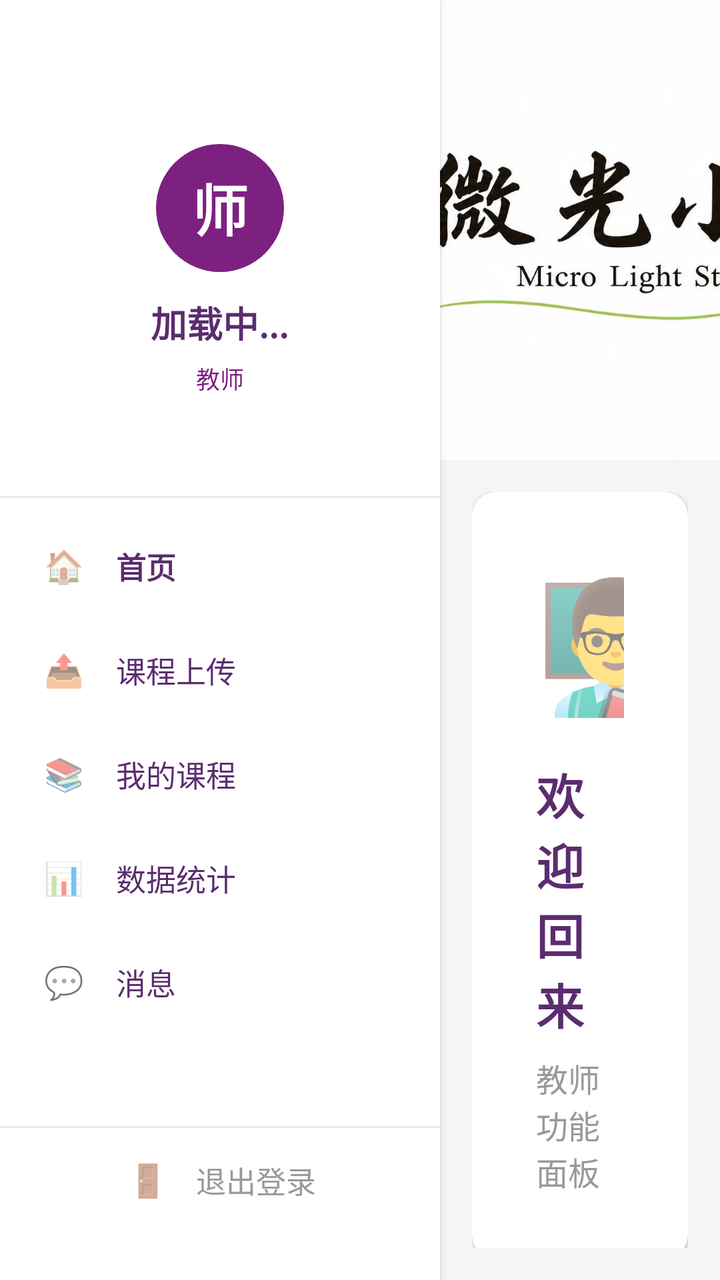
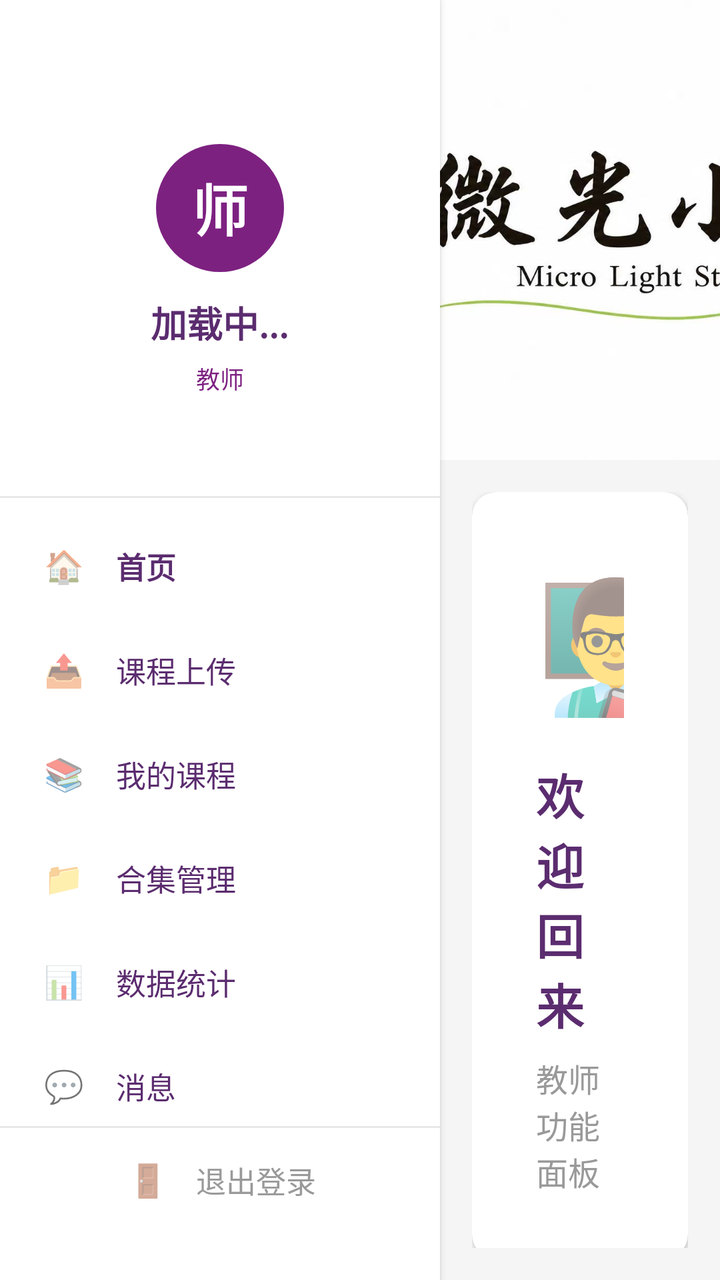

An Android layout rendered at two revisions. The XML below is the earlier revision; the diff shows what the commit changed to produce the second picture.
<!-- AndroidManifest.xml: activity theme Theme.StudyApp -->
<!-- res/layout/activity_teacher.xml -->
<?xml version="1.0" encoding="utf-8"?>
<LinearLayout xmlns:android="http://schemas.android.com/apk/res/android"
    xmlns:app="http://schemas.android.com/apk/res-auto"
    xmlns:tools="http://schemas.android.com/tools"
    android:layout_width="match_parent"
    android:layout_height="match_parent"
    android:orientation="horizontal"
    tools:context=".TeacherActivity">

    
    <LinearLayout
        android:id="@+id/sidebar"
        android:layout_width="220dp"
        android:layout_height="match_parent"
        android:orientation="vertical"
        android:background="@color/white"
        android:paddingTop="48dp"
        android:paddingBottom="24dp"
        android:elevation="2dp">

        
        <LinearLayout
            android:layout_width="match_parent"
            android:layout_height="wrap_content"
            android:orientation="vertical"
            android:gravity="center"
            android:padding="24dp"
            android:layout_marginBottom="24dp">

            <FrameLayout
                android:id="@+id/avatarFrame"
                android:layout_width="64dp"
                android:layout_height="64dp"
                android:layout_marginBottom="12dp"
                android:clickable="true"
                android:focusable="true"
                android:background="?attr/selectableItemBackground">

                <TextView
                    android:id="@+id/userAvatarText"
                    android:layout_width="64dp"
                    android:layout_height="64dp"
                    android:text="师"
                    android:textSize="28sp"
                    android:textColor="@color/white"
                    android:textStyle="bold"
                    android:gravity="center"
                    android:background="@drawable/circle_avatar"
                    android:backgroundTint="@color/tsinghua_purple"
                    android:visibility="visible" />

                <ImageView
                    android:id="@+id/userAvatarImage"
                    android:layout_width="64dp"
                    android:layout_height="64dp"
                    android:scaleType="centerCrop"
                    android:visibility="gone" />

            </FrameLayout>

            <TextView
                android:id="@+id/sidebarUsername"
                android:layout_width="wrap_content"
                android:layout_height="wrap_content"
                android:text="加载中..."
                android:textSize="18sp"
                android:textStyle="bold"
                android:textColor="@color/tsinghua_purple_dark" />

            <TextView
                android:id="@+id/sidebarRole"
                android:layout_width="wrap_content"
                android:layout_height="wrap_content"
                android:text="教师"
                android:textSize="12sp"
                android:textColor="@color/tsinghua_purple"
                android:layout_marginTop="4dp"
                android:paddingHorizontal="12dp"
                android:paddingVertical="2dp" />

        </LinearLayout>

        <View
            android:layout_width="match_parent"
            android:layout_height="1dp"
            android:background="#E8E8E8" />

        
        <LinearLayout
            android:id="@+id/menuContainer"
            android:layout_width="match_parent"
            android:layout_height="0dp"
            android:layout_weight="1"
            android:orientation="vertical"
            android:paddingTop="8dp">

            
            <LinearLayout
                android:id="@+id/navHome"
                android:layout_width="match_parent"
                android:layout_height="52dp"
                android:orientation="horizontal"
                android:gravity="center_vertical"
                android:paddingHorizontal="20dp"
                android:background="@drawable/sidebar_item_selector"
                android:clickable="true"
                android:focusable="true">

                <TextView
                    android:layout_width="24dp"
                    android:layout_height="24dp"
                    android:text="🏠"
                    android:textSize="16sp"
                    android:gravity="center" />

                <TextView
                    android:layout_width="wrap_content"
                    android:layout_height="wrap_content"
                    android:text="首页"
                    android:textSize="15sp"
                    android:textColor="@color/tsinghua_purple_dark"
                    android:textStyle="bold"
                    android:layout_marginStart="14dp" />

            </LinearLayout>

            
            <LinearLayout
                android:id="@+id/navUploadCourse"
                android:layout_width="match_parent"
                android:layout_height="52dp"
                android:orientation="horizontal"
                android:gravity="center_vertical"
                android:paddingHorizontal="20dp"
                android:background="@drawable/sidebar_item_selector"
                android:clickable="true"
                android:focusable="true">

                <TextView
                    android:layout_width="24dp"
                    android:layout_height="24dp"
                    android:text="📤"
                    android:textSize="16sp"
                    android:gravity="center" />

                <TextView
                    android:layout_width="wrap_content"
                    android:layout_height="wrap_content"
                    android:text="课程上传"
                    android:textSize="15sp"
                    android:textColor="@color/tsinghua_purple_dark"
                    android:layout_marginStart="14dp" />

            </LinearLayout>

            
            <LinearLayout
                android:id="@+id/navMyCourses"
                android:layout_width="match_parent"
                android:layout_height="52dp"
                android:orientation="horizontal"
                android:gravity="center_vertical"
                android:paddingHorizontal="20dp"
                android:background="@drawable/sidebar_item_selector"
                android:clickable="true"
                android:focusable="true">

                <TextView
                    android:layout_width="24dp"
                    android:layout_height="24dp"
                    android:text="📚"
                    android:textSize="16sp"
                    android:gravity="center" />

                <TextView
                    android:layout_width="wrap_content"
                    android:layout_height="wrap_content"
                    android:text="我的课程"
                    android:textSize="15sp"
                    android:textColor="@color/tsinghua_purple_dark"
                    android:layout_marginStart="14dp" />

            </LinearLayout>

            
            <LinearLayout
                android:id="@+id/navStatistics"
                android:layout_width="match_parent"
                android:layout_height="52dp"
                android:orientation="horizontal"
                android:gravity="center_vertical"
                android:paddingHorizontal="20dp"
                android:background="@drawable/sidebar_item_selector"
                android:clickable="true"
                android:focusable="true">

                <TextView
                    android:layout_width="24dp"
                    android:layout_height="24dp"
                    android:text="📊"
                    android:textSize="16sp"
                    android:gravity="center" />

                <TextView
                    android:layout_width="wrap_content"
                    android:layout_height="wrap_content"
                    android:text="数据统计"
                    android:textSize="15sp"
                    android:textColor="@color/tsinghua_purple_dark"
                    android:layout_marginStart="14dp" />

            </LinearLayout>

            
            <LinearLayout
                android:id="@+id/navMessage"
                android:layout_width="match_parent"
                android:layout_height="52dp"
                android:orientation="horizontal"
                android:gravity="center_vertical"
                android:paddingHorizontal="20dp"
                android:background="@drawable/sidebar_item_selector"
                android:clickable="true"
                android:focusable="true">

                <TextView
                    android:layout_width="24dp"
                    android:layout_height="24dp"
                    android:text="💬"
                    android:textSize="16sp"
                    android:gravity="center" />

                <TextView
                    android:layout_width="wrap_content"
                    android:layout_height="wrap_content"
                    android:text="消息"
                    android:textSize="15sp"
                    android:textColor="@color/tsinghua_purple_dark"
                    android:layout_marginStart="14dp" />

            </LinearLayout>

        </LinearLayout>

        
        <View
            android:layout_width="match_parent"
            android:layout_height="1dp"
            android:background="#E8E8E8" />

        <LinearLayout
            android:id="@+id/navLogout"
            android:layout_width="match_parent"
            android:layout_height="52dp"
            android:orientation="horizontal"
            android:gravity="center"
            android:paddingHorizontal="20dp"
            android:clickable="true"
            android:focusable="true">

            <TextView
                android:layout_width="24dp"
                android:layout_height="24dp"
                android:text="🚪"
                android:textSize="16sp"
                android:gravity="center" />

            <TextView
                android:layout_width="wrap_content"
                android:layout_height="wrap_content"
                android:text="退出登录"
                android:textSize="15sp"
                android:textColor="#999999"
                android:layout_marginStart="12dp" />

        </LinearLayout>

    </LinearLayout>

    
    <LinearLayout
        android:id="@+id/mainContent"
        android:layout_width="0dp"
        android:layout_height="match_parent"
        android:layout_weight="1"
        android:orientation="vertical"
        android:background="#F5F5F5">

        
        <ImageView
            android:layout_width="match_parent"
            android:layout_height="230dp"
            android:src="@drawable/header_bg"
            android:scaleType="centerCrop"
            android:contentDescription="顶部标题" />

        
        <androidx.core.widget.NestedScrollView
            android:id="@+id/homeContent"
            android:layout_width="match_parent"
            android:layout_height="match_parent"
            android:fillViewport="true"
            android:padding="16dp"
            android:visibility="visible">

            <LinearLayout
                android:layout_width="match_parent"
                android:layout_height="wrap_content"
                android:orientation="vertical">

                
                <androidx.cardview.widget.CardView
                    android:layout_width="match_parent"
                    android:layout_height="wrap_content"
                    app:cardCornerRadius="12dp"
                    app:cardElevation="2dp"
                    app:cardBackgroundColor="@color/white"
                    android:layout_marginBottom="16dp">

                    <LinearLayout
                        android:layout_width="match_parent"
                        android:layout_height="wrap_content"
                        android:orientation="vertical"
                        android:gravity="center"
                        android:padding="32dp">

                        <TextView
                            android:id="@+id/welcomeIcon"
                            android:layout_width="wrap_content"
                            android:layout_height="wrap_content"
                            android:text="👨‍🏫"
                            android:textSize="64sp"
                            android:layout_marginBottom="16dp" />

                        <TextView
                            android:id="@+id/welcomeTitle"
                            android:layout_width="wrap_content"
                            android:layout_height="wrap_content"
                            android:text="欢迎回来"
                            android:textSize="24sp"
                            android:textStyle="bold"
                            android:textColor="@color/tsinghua_purple_dark" />

                        <TextView
                            android:id="@+id/welcomeSubtitle"
                            android:layout_width="wrap_content"
                            android:layout_height="wrap_content"
                            android:text="教师功能面板"
                            android:textSize="16sp"
                            android:textColor="#999999"
                            android:layout_marginTop="8dp" />

                    </LinearLayout>

                </androidx.cardview.widget.CardView>

                
                <androidx.cardview.widget.CardView
                    android:layout_width="match_parent"
                    android:layout_height="wrap_content"
                    app:cardCornerRadius="12dp"
                    app:cardElevation="2dp"
                    app:cardBackgroundColor="@color/white"
                    android:layout_marginBottom="16dp">

                    <LinearLayout
                        android:layout_width="match_parent"
                        android:layout_height="wrap_content"
                        android:orientation="vertical"
                        android:padding="20dp">

                        <TextView
                            android:layout_width="wrap_content"
                            android:layout_height="wrap_content"
                            android:text="⚡ 快捷功能"
                            android:textSize="16sp"
                            android:textStyle="bold"
                            android:textColor="@color/tsinghua_purple_dark"
                            android:layout_marginBottom="16dp" />

                        
                        <LinearLayout
                            android:id="@+id/quickUpload"
                            android:layout_width="match_parent"
                            android:layout_height="56dp"
                            android:orientation="horizontal"
                            android:gravity="center_vertical"
                            android:paddingHorizontal="16dp"
                            android:background="#F8F8F8"
                            android:clickable="true"
                            android:focusable="true">

                            <TextView
                                android:layout_width="36dp"
                                android:layout_height="36dp"
                                android:text="📤"
                                android:textSize="20sp"
                                android:gravity="center" />

                            <LinearLayout
                                android:layout_width="0dp"
                                android:layout_height="wrap_content"
                                android:layout_weight="1"
                                android:orientation="vertical"
                                android:paddingStart="12dp">

                                <TextView
                                    android:layout_width="wrap_content"
                                    android:layout_height="wrap_content"
                                    android:text="课程上传"
                                    android:textSize="15sp"
                                    android:textStyle="bold"
                                    android:textColor="@color/tsinghua_purple_dark" />

                                <TextView
                                    android:layout_width="wrap_content"
                                    android:layout_height="wrap_content"
                                    android:text="上传和管理课程视频"
                                    android:textSize="12sp"
                                    android:textColor="#999999" />

                            </LinearLayout>

                            <TextView
                                android:layout_width="24dp"
                                android:layout_height="24dp"
                                android:text="›"
                                android:textSize="20sp"
                                android:textColor="#999999" />

                        </LinearLayout>

                        <View
                            android:layout_width="match_parent"
                            android:layout_height="1dp"
                            android:background="#E8E8E8"
                            android:layout_marginVertical="8dp" />

                        
                        <LinearLayout
                            android:id="@+id/quickStats"
                            android:layout_width="match_parent"
                            android:layout_height="56dp"
                            android:orientation="horizontal"
                            android:gravity="center_vertical"
                            android:paddingHorizontal="16dp"
                            android:background="#F8F8F8"
                            android:clickable="true"
                            android:focusable="true">

                            <TextView
                                android:layout_width="36dp"
                                android:layout_height="36dp"
                                android:text="📊"
                                android:textSize="20sp"
                                android:gravity="center" />

                            <LinearLayout
                                android:layout_width="0dp"
                                android:layout_height="wrap_content"
                                android:layout_weight="1"
                                android:orientation="vertical"
                                android:paddingStart="12dp">

                                <TextView
                                    android:layout_width="wrap_content"
                                    android:layout_height="wrap_content"
                                    android:text="数据统计"
                                    android:textSize="15sp"
                                    android:textStyle="bold"
                                    android:textColor="@color/tsinghua_purple_dark" />

                                <TextView
                                    android:layout_width="wrap_content"
                                    android:layout_height="wrap_content"
                                    android:text="查看学生学习数据"
                                    android:textSize="12sp"
                                    android:textColor="#999999" />

                            </LinearLayout>

                            <TextView
                                android:layout_width="24dp"
                                android:layout_height="24dp"
                                android:text="›"
                                android:textSize="20sp"
                                android:textColor="#999999" />

                        </LinearLayout>

                    </LinearLayout>

                </androidx.cardview.widget.CardView>

                
                <androidx.cardview.widget.CardView
                    android:layout_width="match_parent"
                    android:layout_height="wrap_content"
                    app:cardCornerRadius="12dp"
                    app:cardElevation="2dp"
                    app:cardBackgroundColor="@color/white"
                    android:layout_marginBottom="16dp">

                    <LinearLayout
                        android:layout_width="match_parent"
                        android:layout_height="wrap_content"
                        android:orientation="vertical"
                        android:padding="20dp">

                        <TextView
                            android:layout_width="wrap_content"
                            android:layout_height="wrap_content"
                            android:text="💡 使用提示"
                            android:textSize="16sp"
                            android:textStyle="bold"
                            android:textColor="@color/tsinghua_purple_dark"
                            android:layout_marginBottom="12dp" />

                        <TextView
                            android:layout_width="wrap_content"
                            android:layout_height="wrap_content"
                            android:text='• 点击左侧"课程上传"可上传教学视频并创建课程'
                            android:textSize="14sp"
                            android:textColor="#666666"
                            android:layout_marginBottom="8dp" />

                        <TextView
                            android:layout_width="wrap_content"
                            android:layout_height="wrap_content"
                            android:text='• 点击左侧"数据统计"可查看课程学习数据'
                            android:textSize="14sp"
                            android:textColor="#666666"
                            android:layout_marginBottom="8dp" />

                        <TextView
                            android:layout_width="wrap_content"
                            android:layout_height="wrap_content"
                            android:text="• 上传的视频将自动存储到云端并同步到学生端"
                            android:textSize="14sp"
                            android:textColor="#666666" />

                    </LinearLayout>

                </androidx.cardview.widget.CardView>

            </LinearLayout>

        </androidx.core.widget.NestedScrollView>

        
        <FrameLayout
            android:id="@+id/uploadFragmentContainer"
            android:layout_width="match_parent"
            android:layout_height="match_parent"
            android:visibility="gone" />

        
        <androidx.core.widget.NestedScrollView
            android:id="@+id/myCoursesContent"
            android:layout_width="match_parent"
            android:layout_height="match_parent"
            android:fillViewport="true"
            android:padding="16dp"
            android:visibility="gone">

            <LinearLayout
                android:layout_width="match_parent"
                android:layout_height="wrap_content"
                android:orientation="vertical">

                <androidx.cardview.widget.CardView
                    android:layout_width="match_parent"
                    android:layout_height="wrap_content"
                    app:cardCornerRadius="12dp"
                    app:cardElevation="2dp"
                    app:cardBackgroundColor="@color/white"
                    android:layout_marginBottom="16dp">

                    <LinearLayout
                        android:layout_width="match_parent"
                        android:layout_height="wrap_content"
                        android:orientation="vertical"
                        android:gravity="center"
                        android:padding="24dp">

                        <TextView
                            android:layout_width="wrap_content"
                            android:layout_height="wrap_content"
                            android:text="📚"
                            android:textSize="40sp"
                            android:layout_marginBottom="12dp" />

                        <TextView
                            android:layout_width="wrap_content"
                            android:layout_height="wrap_content"
                            android:text="我的课程"
                            android:textSize="20sp"
                            android:textStyle="bold"
                            android:textColor="@color/tsinghua_purple_dark" />

                        <TextView
                            android:id="@+id/myCourseCount"
                            android:layout_width="wrap_content"
                            android:layout_height="wrap_content"
                            android:text="共 0 门课程"
                            android:textSize="14sp"
                            android:textColor="#999999"
                            android:layout_marginTop="4dp" />

                    </LinearLayout>

                </androidx.cardview.widget.CardView>

                <androidx.recyclerview.widget.RecyclerView
                    android:id="@+id/myCoursesRecyclerView"
                    android:layout_width="match_parent"
                    android:layout_height="wrap_content"
                    android:nestedScrollingEnabled="false" />

                <LinearLayout
                    android:id="@+id/emptyMyCoursesLayout"
                    android:layout_width="match_parent"
                    android:layout_height="200dp"
                    android:orientation="vertical"
                    android:gravity="center"
                    android:visibility="gone">

                    <TextView
                        android:layout_width="wrap_content"
                        android:layout_height="wrap_content"
                        android:text="暂无课程"
                        android:textSize="18sp"
                        android:textColor="#999999" />

                    <TextView
                        android:layout_width="wrap_content"
                        android:layout_height="wrap_content"
                        android:text="点击左侧「课程上传」创建你的第一门课程"
                        android:textSize="13sp"
                        android:textColor="#cccccc"
                        android:layout_marginTop="8dp" />

                </LinearLayout>

            </LinearLayout>

        </androidx.core.widget.NestedScrollView>

        
        <FrameLayout
            android:id="@+id/statsFragmentContainer"
            android:layout_width="match_parent"
            android:layout_height="match_parent"
            android:visibility="gone" />

        
        <FrameLayout
            android:id="@+id/chatFragmentContainer"
            android:layout_width="match_parent"
            android:layout_height="match_parent"
            android:visibility="gone" />

        
        <FrameLayout
            android:id="@+id/questionManageContainer"
            android:layout_width="match_parent"
            android:layout_height="match_parent"
            android:visibility="gone" />

    </LinearLayout>

</LinearLayout>
<!-- resources referenced by this layout -->
<resources>
  <color name="tsinghua_purple">#FF7D2181</color>
  <color name="tsinghua_purple_dark">#FF5B2C6F</color>
  <color name="white">#FFFFFFFF</color>
  <!-- drawable circle_avatar (drawable) -->
  <?xml version="1.0" encoding="utf-8"?>
  <shape xmlns:android="http://schemas.android.com/apk/res/android"
      android:shape="oval">
      <solid android:color="#FFFFFF" />
      <size
          android:width="64dp"
          android:height="64dp" />
  </shape>
  <!-- drawable header_bg: jpg bitmap (drawable, 73200 bytes) -->
  <!-- drawable sidebar_item_selector (drawable) -->
  <?xml version="1.0" encoding="utf-8"?>
  <selector xmlns:android="http://schemas.android.com/apk/res/android">
      <item android:state_pressed="true">
          <shape android:shape="rectangle">
              <solid android:color="#33FFFFFF" />
          </shape>
      </item>
      <item>
          <shape android:shape="rectangle">
              <solid android:color="@android:color/transparent" />
          </shape>
      </item>
  </selector>
  <style name="Theme.StudyApp" parent="Theme.AppCompat.Light.NoActionBar">
          
          <item name="colorPrimary">@color/holo_blue_dark</item>
          <item name="colorPrimaryDark">@color/holo_blue_dark</item>
          <item name="colorAccent">@color/holo_blue_dark</item>
          <item name="android:windowBackground">@color/white</item>
      </style>
  <color name="holo_blue_dark">#FF1976D2</color>
</resources>

<!-- the commit's change to res/layout/activity_teacher.xml (unified diff, before → after) -->
@@ -184,6 +184,35 @@
 
             
             <LinearLayout
+                android:id="@+id/navCollections"
+                android:layout_width="match_parent"
+                android:layout_height="52dp"
+                android:orientation="horizontal"
+                android:gravity="center_vertical"
+                android:paddingHorizontal="20dp"
+                android:background="@drawable/sidebar_item_selector"
+                android:clickable="true"
+                android:focusable="true">
+
+                <TextView
+                    android:layout_width="24dp"
+                    android:layout_height="24dp"
+                    android:text="📁"
+                    android:textSize="16sp"
+                    android:gravity="center" />
+
+                <TextView
+                    android:layout_width="wrap_content"
+                    android:layout_height="wrap_content"
+                    android:text="合集管理"
+                    android:textSize="15sp"
+                    android:textColor="@color/tsinghua_purple_dark"
+                    android:layout_marginStart="14dp" />
+
+            </LinearLayout>
+
+            
+            <LinearLayout
                 android:id="@+id/navStatistics"
                 android:layout_width="match_parent"
                 android:layout_height="52dp"
@@ -667,6 +696,13 @@
             android:layout_height="match_parent"
             android:visibility="gone" />
 
+        
+        <FrameLayout
+            android:id="@+id/collectionFragmentContainer"
+            android:layout_width="match_parent"
+            android:layout_height="match_parent"
+            android:visibility="gone" />
+
     </LinearLayout>
 
 </LinearLayout>
